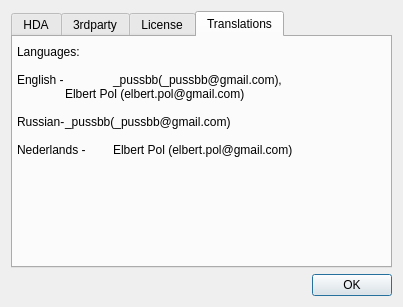
First picture: the form in about.ui, repository pussbb/Link-Saver, before the edit.
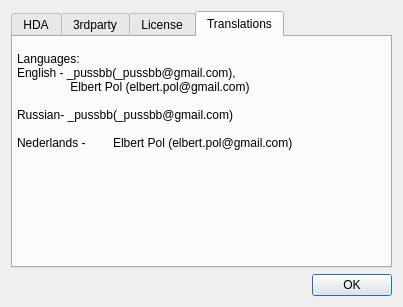
Second picture: the form after the edit. The open tabs and pages were chosen to show the change. Icons and pictures are not drawn.

The edit to the form file:
```diff
--- a/about.ui
+++ b/about.ui
@@ -215,17 +215,16 @@
         <rect>
          <x>4</x>
          <y>2</y>
-         <width>373</width>
+         <width>277</width>
          <height>123</height>
         </rect>
        </property>
        <property name="text">
         <string>Languages:
+English - _pussbb(_pussbb@gmail.com),
+                Elbert Pol (elbert.pol@gmail.com)
 
-English - 	_pussbb(_pussbb@gmail.com),
-	Elbert Pol (elbert.pol@gmail.com)
-
-Russian-	_pussbb(_pussbb@gmail.com)
+Russian- _pussbb(_pussbb@gmail.com)
 
 Nederlands -	Elbert Pol (elbert.pol@gmail.com)</string>
        </property>
```
Left out of the diff: 3 changed lines with no effect on the pictures.
